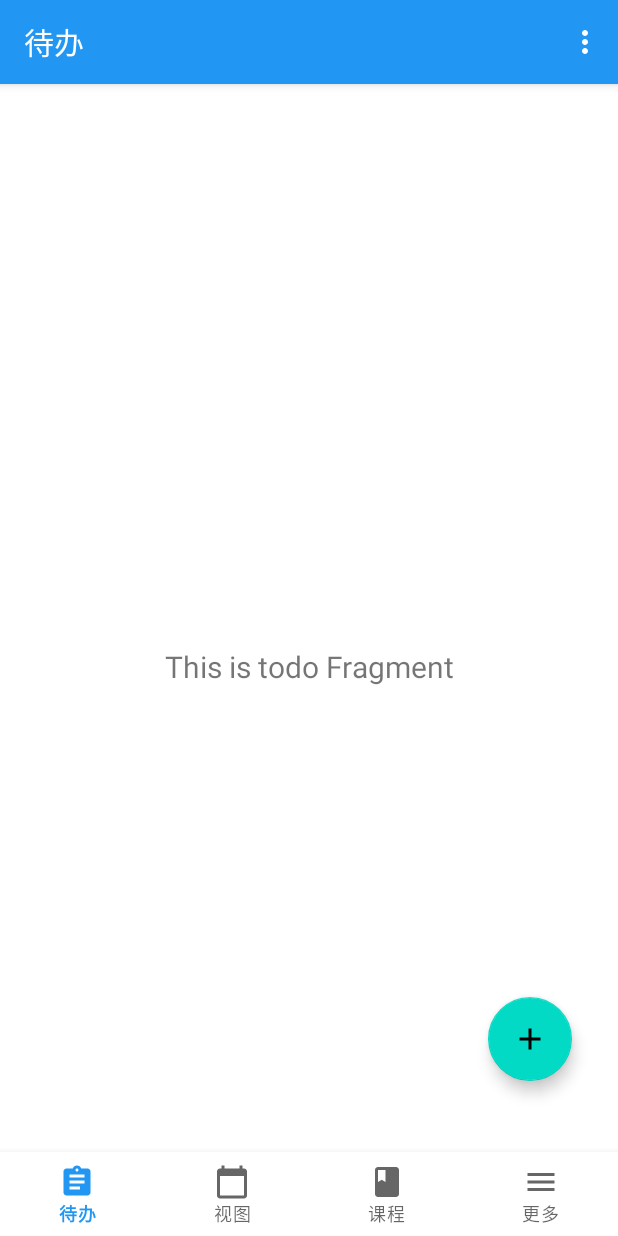
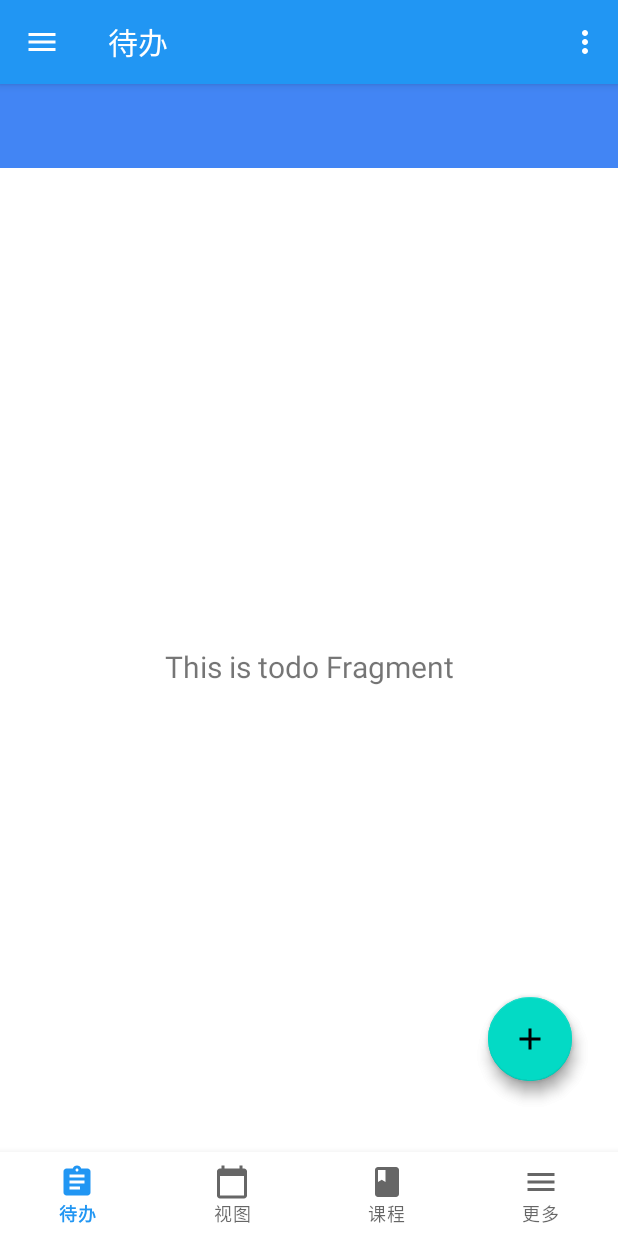
Before and after one commit to hiki-long/BUPTAndroid, an Android app: the screen it shows after launch (MainActivity), on a phone screen of 412 x 824 dp. Run offline under Robolectric (Android 15) with nearby library versions, the phone set to English and light mode, and no system bars; our stand-ins replace Dagger/Hilt's generated code, navigation-ui; libraries missing offline, so code that uses them is left out: com.afollestad.materialdialogs, com.github.dhaval2404.colorpicker.

Commit message:
增加todo的侧滑栏和侧滑菜单

```diff
--- a/app/build.gradle
+++ b/app/build.gradle
@@ -1,13 +1,15 @@
 plugins {
     id 'com.android.application'
     id 'kotlin-android'
+    id 'kotlin-android-extensions'
     id 'dagger.hilt.android.plugin'
     id 'kotlin-kapt'
 }
 
 android {
     compileSdkVersion 30
-    buildToolsVersion "30.0.3"
+    //buildToolsVersion "30.0.3"
+    buildToolsVersion "30.0.0"
 
     defaultConfig {
         applicationId "com.example.myapplication"
--- a/app/src/main/java/com/example/myapplication/MainActivity.kt
+++ b/app/src/main/java/com/example/myapplication/MainActivity.kt
@@ -1,13 +1,16 @@
 package com.example.myapplication
 
 import android.os.Bundle
+import android.view.MenuItem
 import com.google.android.material.bottomnavigation.BottomNavigationView
 import androidx.appcompat.app.AppCompatActivity
+import androidx.core.view.GravityCompat
 import androidx.navigation.findNavController
 import androidx.navigation.ui.AppBarConfiguration
 import androidx.navigation.ui.setupActionBarWithNavController
 import androidx.navigation.ui.setupWithNavController
 import dagger.hilt.android.AndroidEntryPoint
+import kotlinx.android.synthetic.main.activity_main.*
 
 @AndroidEntryPoint
 class MainActivity : AppCompatActivity() {
@@ -23,5 +26,22 @@ class MainActivity : AppCompatActivity() {
                 R.id.navigation_todo, R.id.navigation_view, R.id.navigation_course, R.id.navigation_more))
         setupActionBarWithNavController(navController, appBarConfiguration)
         navView.setupWithNavController(navController)
+        toolbar.setNavigationOnClickListener{
+            //还需加上判断是否在todo fragment的逻辑!!
+            mainDrawerLayout.openDrawer(GravityCompat.START)
+        }
+        supportActionBar?.let{
+            //还需加上判断是否在todo fragment的逻辑!!
+            it.setDisplayHomeAsUpEnabled(true)
+            it.setHomeAsUpIndicator(R.drawable.ic_baseline_menu_24)
+        }
+
+    }
+
+    override fun onOptionsItemSelected(item: MenuItem): Boolean {
+        when(item.itemId){
+            android.R.id.home->mainDrawerLayout.openDrawer(GravityCompat.START)
+        }
+        return true;
     }
 }
--- /dev/null
+++ b/app/src/main/java/com/example/myapplication/ui/view/TodoItemView.kt
@@ -0,0 +1,41 @@
+package com.example.myapplication.ui.view
+
+import android.content.Context
+import android.content.res.TypedArray
+import android.graphics.drawable.Drawable
+import android.util.AttributeSet
+import android.view.LayoutInflater
+import android.widget.LinearLayout
+import com.example.myapplication.R
+import kotlinx.android.synthetic.main.self_design_collectbox_slide_item_view.view.*
+
+
+class TodoItemView(context: Context, attrs: AttributeSet): LinearLayout(context,attrs){
+    init{
+        val attributes:TypedArray=context.obtainStyledAttributes(attrs, R.styleable.self_design_collect_box_item_view)
+        val description:String=attributes.getString(R.styleable.self_design_collect_box_item_view_description)?:""
+        val image=attributes.getDrawable(R.styleable.self_design_collect_box_item_view_android_src)
+        val num=attributes.getString(R.styleable.self_design_collect_box_item_view_num)
+        attributes.recycle()
+        LayoutInflater.from(context).inflate(R.layout.self_design_collectbox_slide_item_view,this)
+        self_design_item_imageView.setImageDrawable(image)
+        self_design_item_textView.text=description
+        self_design_item_num.text=num
+    }
+
+    fun updateDescription(description:String){
+        self_design_item_textView.text=description
+    }
+
+    fun undateNum(num:String){
+        self_design_item_num.text=num
+    }
+
+    fun updateNum(num:Int){
+        self_design_item_num.text=num.toString()
+    }
+
+    fun updateIcon(drawable: Drawable){
+        self_design_item_imageView.setImageDrawable(drawable)
+    }
+}
--- /dev/null
+++ b/app/src/main/res/drawable-v24/ic_todo_slide_add.xml
@@ -0,0 +1,4 @@
+<vector android:height="40dp" android:viewportHeight="1024"
+    android:viewportWidth="1024" android:width="40dp" xmlns:android="http://schemas.android.com/apk/res/android">
+    <path android:fillColor="#707070" android:pathData="M512,85.33c235.64,0 426.67,191.03 426.67,426.67S747.64,938.67 512,938.67 85.33,747.64 85.33,512 276.36,85.33 512,85.33zM512,320a32,32 0,0 0,-32 32v128L352,480a32,32 0,0 0,0 64h128v128a32,32 0,0 0,64 0L544,544h128a32,32 0,0 0,0 -64L544,480L544,352a32,32 0,0 0,-32 -32z"/>
+</vector>
--- /dev/null
+++ b/app/src/main/res/drawable-v24/ic_todo_slide_collectbox.xml
@@ -0,0 +1,5 @@
+<vector android:height="40dp" android:viewportHeight="1024"
+    android:viewportWidth="1024" android:width="40dp" xmlns:android="http://schemas.android.com/apk/res/android">
+    <path android:fillColor="#707070" android:pathData="M983,455.4c-73.9,-44.3 -119,-124.1 -119,-210.3V32c0,-17.7 -14.3,-32 -32,-32H192c-17.7,0 -32,14.3 -32,32v213.2c0,86.1 -45.2,165.9 -119,210.3 -25.4,15.2 -41,42.7 -41,72.3V960c0,35.3 28.7,64 64,64h896c35.3,0 64,-28.7 64,-64V527.8c0,-29.7 -15.5,-57.1 -41,-72.4zM224,245.2V80c0,-8.8 7.2,-16 16,-16h544c8.8,0 16,7.2 16,16v165.2c0,77.6 29.7,151.9 80.8,208.2 9.3,10.2 1.9,26.7 -11.9,26.7H755.6c-13.8,0 -26,8.8 -30.4,21.9l-14,42.1 -14,42.1c-4.4,13.1 -16.6,21.9 -30.4,21.9H357.2c-13.8,0 -26,-8.8 -30.4,-21.9l-14,-42.1 -14,-42.1c-4.4,-13.1 -16.6,-21.9 -30.4,-21.9H155.2c-13.8,0 -21.2,-16.4 -11.9,-26.7 51,-56.3 80.7,-130.6 80.7,-208.2zM928,960H96c-17.7,0 -32,-14.3 -32,-32V576c0,-17.7 14.3,-32 32,-32h143.6c3.4,0 6.5,2.2 7.6,5.5l26.3,78.8c8.7,26.1 33.2,43.8 60.7,43.8h355.7c27.5,0 52,-17.6 60.7,-43.8l26.3,-78.8c1.1,-3.3 4.1,-5.5 7.6,-5.5H928c17.7,0 32,14.3 32,32v352c0,17.7 -14.3,32 -32,32z"/>
+    <path android:fillColor="#707070" android:pathData="M672,193H352c-17.7,0 -32,-14.3 -32,-32s14.3,-32 32,-32h320c17.7,0 32,14.3 32,32s-14.3,32 -32,32zM672,320H352c-17.7,0 -32,-14.3 -32,-32s14.3,-32 32,-32h320c17.7,0 32,14.3 32,32s-14.3,32 -32,32zM672,448H352c-17.7,0 -32,-14.3 -32,-32s14.3,-32 32,-32h320c17.7,0 32,14.3 32,32s-14.3,32 -32,32z"/>
+</vector>
--- /dev/null
+++ b/app/src/main/res/drawable-v24/ic_todo_slide_import.xml
@@ -0,0 +1,4 @@
+<vector android:height="40dp" android:viewportHeight="1024"
+    android:viewportWidth="1024" android:width="40dp" xmlns:android="http://schemas.android.com/apk/res/android">
+    <path android:fillColor="#707070" android:pathData="M518.14,69.37C274.61,69.37 76.6,267.38 76.6,510.92s198.01,441.54 441.54,441.54 441.54,-198.01 441.54,-441.54S760.95,69.37 518.14,69.37zM490.68,294.12c0,-15.18 12.29,-26.74 26.74,-26.74 15.18,0 26.74,12.29 26.74,26.74v353.38c0,15.18 -12.29,26.74 -26.74,26.74 -15.18,0 -26.74,-12.29 -26.74,-26.74L490.68,294.12zM518.14,725.54c16.62,0 29.63,13.01 29.63,29.63s-13.01,29.63 -29.63,29.63 -29.63,-13.01 -29.63,-29.63c-0.72,-15.9 13.01,-29.63 29.63,-29.63z"/>
+</vector>
--- /dev/null
+++ b/app/src/main/res/drawable-v24/ic_todo_slide_list.xml
@@ -0,0 +1,4 @@
+<vector android:height="40dp" android:viewportHeight="1024"
+    android:viewportWidth="1024" android:width="40dp" xmlns:android="http://schemas.android.com/apk/res/android">
+    <path android:fillColor="#707070" android:pathData="M265.6,300.8L195.2,300.8C172.8,300.8 160,288 160,265.6L160,195.2C160,172.8 172.8,160 195.2,160h70.4c22.4,0 35.2,12.8 35.2,35.2v70.4c0,22.4 -12.8,35.2 -35.2,35.2zM828.8,300.8h-352c-22.4,0 -35.2,-12.8 -35.2,-35.2L441.6,195.2c0,-22.4 12.8,-35.2 35.2,-35.2h352c22.4,0 35.2,12.8 35.2,35.2v70.4c0,22.4 -12.8,35.2 -35.2,35.2zM265.6,582.4L195.2,582.4c-22.4,0 -35.2,-12.8 -35.2,-35.2v-70.4c0,-22.4 12.8,-35.2 35.2,-35.2h70.4c22.4,0 35.2,12.8 35.2,35.2v70.4c0,22.4 -12.8,35.2 -35.2,35.2zM828.8,582.4h-352c-22.4,0 -35.2,-12.8 -35.2,-35.2v-70.4c0,-22.4 12.8,-35.2 35.2,-35.2h352c22.4,0 35.2,12.8 35.2,35.2v70.4c0,22.4 -12.8,35.2 -35.2,35.2zM265.6,864L195.2,864c-22.4,0 -35.2,-12.8 -35.2,-35.2v-70.4c0,-22.4 12.8,-35.2 35.2,-35.2h70.4c22.4,0 35.2,12.8 35.2,35.2v70.4c0,22.4 -12.8,35.2 -35.2,35.2zM828.8,864h-352c-22.4,0 -35.2,-12.8 -35.2,-35.2v-70.4c0,-22.4 12.8,-35.2 35.2,-35.2h352c22.4,0 35.2,12.8 35.2,35.2v70.4c0,22.4 -12.8,35.2 -35.2,35.2z"/>
+</vector>
--- /dev/null
+++ b/app/src/main/res/drawable-v24/ic_todo_slide_planned.xml
@@ -0,0 +1,6 @@
+<vector android:height="40dp" android:viewportHeight="1024"
+    android:viewportWidth="1024" android:width="40dp" xmlns:android="http://schemas.android.com/apk/res/android">
+    <path android:fillColor="#707070" android:pathData="M665,81v105L369,186L369,81h296m20,-80L349,1c-33.1,0 -60,26.9 -60,60v145c0,33.1 26.9,60 60,60h336c33.1,0 60,-26.9 60,-60L745,61c0,-33.1 -26.9,-60 -60,-60zM298.5,689c-37.2,0 -67.5,-30.3 -67.5,-67.5s30.3,-67.5 67.5,-67.5 67.5,30.3 67.5,67.5 -30.3,67.5 -67.5,67.5zM298.5,609c-6.9,0 -12.5,5.6 -12.5,12.5s5.6,12.5 12.5,12.5 12.5,-5.6 12.5,-12.5 -5.6,-12.5 -12.5,-12.5zM298.5,884c-37.2,0 -67.5,-30.3 -67.5,-67.5s30.3,-67.5 67.5,-67.5 67.5,30.3 67.5,67.5 -30.3,67.5 -67.5,67.5zM298.5,804c-6.9,0 -12.5,5.6 -12.5,12.5s5.6,12.5 12.5,12.5 12.5,-5.6 12.5,-12.5 -5.6,-12.5 -12.5,-12.5zM642,661L477,661c-22.1,0 -40,-17.9 -40,-40s17.9,-40 40,-40h165c22.1,0 40,17.9 40,40s-17.9,40 -40,40zM762,859L477,859c-22.1,0 -40,-17.9 -40,-40s17.9,-40 40,-40h285c22.1,0 40,17.9 40,40s-17.9,40 -40,40zM762,469L477,469c-22.1,0 -40,-17.9 -40,-40s17.9,-40 40,-40h285c22.1,0 40,17.9 40,40s-17.9,40 -40,40z"/>
+    <path android:fillColor="#707070" android:pathData="M863,177v767H171V177h118v9c0,44.2 35.8,80 80,80h296c44.2,0 80,-35.8 80,-80v-9h118m20,-80H665v89H369V97H151c-33.1,0 -60,26.9 -60,60v807c0,33.1 26.9,60 60,60h732c33.1,0 60,-26.9 60,-60V157c0,-33.1 -26.9,-60 -60,-60z"/>
+    <path android:fillColor="#707070" android:pathData="M298.8,493.6c-10.2,0 -20.4,-3.9 -28.2,-11.6l-35.8,-35.6c-15.7,-15.6 -15.8,-40.9 -0.2,-56.6 15.6,-15.7 40.9,-15.8 56.6,-0.2l7.6,7.6 52,-51.6c15.7,-15.6 41,-15.5 56.6,0.2 15.6,15.7 15.5,41 -0.2,56.6L327,482c-7.8,7.7 -18,11.6 -28.2,11.6z"/>
+</vector>
--- /dev/null
+++ b/app/src/main/res/drawable-v24/ic_todo_slide_setting.xml
@@ -0,0 +1,4 @@
+<vector android:height="40dp" android:viewportHeight="1024"
+    android:viewportWidth="1024" android:width="40dp" xmlns:android="http://schemas.android.com/apk/res/android">
+    <path android:fillColor="#707070" android:pathData="M881,512c0,-52.4 32.9,-96.8 79,-114.5 -11,-43.2 -28,-83.9 -50.2,-121.3C864.6,296.3 810,288.1 773,251c-37,-37 -45.2,-91.7 -25.1,-136.8C710.4,92 669.7,75 626.5,64c-17.8,46.1 -62.2,79 -114.5,79 -52.4,0 -96.8,-32.9 -114.5,-79 -43.2,11 -83.9,28 -121.3,50.2 20.1,45.2 11.9,99.8 -25.1,136.8 -37,37 -91.7,45.2 -136.8,25.2C92,313.6 75,354.3 64,397.5c46.1,17.8 79,62.2 79,114.5 0,52.4 -32.9,96.8 -79,114.5 11,43.2 28,83.9 50.2,121.3C159.4,727.7 214,735.9 251,773c37,37 45.2,91.7 25.1,136.8C313.6,932 354.3,949 397.5,960c17.8,-46.1 62.2,-79 114.5,-79 52.4,0 96.8,32.9 114.5,79 43.2,-11 83.9,-28 121.3,-50.2 -20.1,-45.2 -11.9,-99.8 25.1,-136.8 37,-37 91.7,-45.2 136.8,-25.2C932,710.4 949,669.7 960,626.5c-46.1,-17.7 -79,-62.1 -79,-114.5zM512,635c-67.9,0 -123,-55.1 -123,-123s55.1,-123 123,-123 123,55.1 123,123 -55.1,123 -123,123z"/>
+</vector>
--- a/app/src/main/res/layout/activity_main.xml
+++ b/app/src/main/res/layout/activity_main.xml
@@ -1,23 +1,62 @@
 <?xml version="1.0" encoding="utf-8"?>
-<androidx.constraintlayout.widget.ConstraintLayout xmlns:android="http://schemas.android.com/apk/res/android"
-    xmlns:app="http://schemas.android.com/apk/res-auto"
-    xmlns:tools="http://schemas.android.com/tools"
-    android:id="@+id/container"
+<androidx.drawerlayout.widget.DrawerLayout
+android:id="@+id/mainDrawerLayout"
+xmlns:android="http://schemas.android.com/apk/res/android"
+xmlns:tools="http://schemas.android.com/tools"
+xmlns:app="http://schemas.android.com/apk/res-auto"
+android:layout_width="match_parent"
+android:layout_height="match_parent">
+
+<androidx.constraintlayout.widget.ConstraintLayout
     android:layout_width="match_parent"
-    android:layout_height="match_parent">
+    android:layout_height="match_parent"
+    android:orientation="vertical">
+
+    <androidx.appcompat.widget.Toolbar
+        android:id="@+id/toolbar"
+        android:layout_width="match_parent"
+        android:layout_height="?attr/actionBarSize"
+        android:layout_alignParentTop="true"
+        android:background="@color/colorPrimary"
+        android:theme="@style/ThemeOverlay.AppCompat.Dark.ActionBar"
+
+        app:layout_constraintBottom_toBottomOf="parent"
+        app:layout_constraintEnd_toEndOf="parent"
+        app:layout_constraintStart_toStartOf="parent"
+        app:layout_constraintTop_toTopOf="parent"
+        app:layout_constraintVertical_bias="0.0"
+        app:popupTheme="@style/ThemeOverlay.AppCompat.Light" />
 
     <com.google.android.material.bottomnavigation.BottomNavigationView
         android:id="@+id/nav_view"
-        android:layout_width="0dp"
+        android:layout_width="match_parent"
         android:layout_height="wrap_content"
-        android:layout_marginStart="0dp"
-        android:layout_marginEnd="0dp"
+        android:layout_alignParentBottom="true"
         android:background="?android:attr/windowBackground"
+        app:labelVisibilityMode="labeled"
         app:layout_constraintBottom_toBottomOf="parent"
+        app:layout_constraintHorizontal_bias="1.0"
         app:layout_constraintLeft_toLeftOf="parent"
         app:layout_constraintRight_toRightOf="parent"
-        app:labelVisibilityMode="labeled"
+        app:layout_constraintTop_toTopOf="parent"
+        app:layout_constraintVertical_bias="1.0"
         app:menu="@menu/bottom_nav_menu" />
+
+    <com.google.android.material.floatingactionbutton.FloatingActionButton
+        android:id="@+id/add"
+        android:layout_width="wrap_content"
+        android:layout_height="wrap_content"
+        android:layout_gravity="end|bottom"
+        android:layout_margin="16dp"
+
+        android:src="@drawable/ic_baseline_add_24"
+        app:layout_constraintBottom_toBottomOf="parent"
+        app:layout_constraintEnd_toEndOf="parent"
+        app:layout_constraintHorizontal_bias="0.954"
+        app:layout_constraintStart_toStartOf="parent"
+        app:layout_constraintTop_toTopOf="parent"
+        app:layout_constraintVertical_bias="0.872" />
+
 
     <fragment
         android:id="@+id/nav_host_fragment"
@@ -31,4 +70,9 @@
         app:layout_constraintTop_toTopOf="parent"
         app:navGraph="@navigation/mobile_navigation" />
 
+
 </androidx.constraintlayout.widget.ConstraintLayout>
+
+<include layout="@layout/fragment_todo_slide"/>
+
+</androidx.drawerlayout.widget.DrawerLayout>
--- a/app/src/main/res/values/dimens.xml
+++ b/app/src/main/res/values/dimens.xml
@@ -3,4 +3,5 @@
     <dimen name="activity_horizontal_margin">16dp</dimen>
     <dimen name="activity_vertical_margin">16dp</dimen>
     <dimen name="image_listsetting_size">32dp</dimen>
+    <dimen name="self_design_item_text_size">20dp</dimen>
 </resources>
```
Also changed, not shown: app/src/main/res/drawable-v24/ic_todo_slide_today.xml (added, +7 -0 lines), app/src/main/res/layout/fragment_todo_slide.xml (added, +89 -0 lines), app/src/main/res/layout/fragment_todo_slide_list_item.xml (added, +17 -0 lines), app/src/main/res/layout/self_design_collectbox_slide_item_view.xml (added, +40 -0 lines), app/src/main/res/values/attrs.xml (added, +8 -0 lines), app/src/main/res/values/strings.xml (+6 -2 lines).
